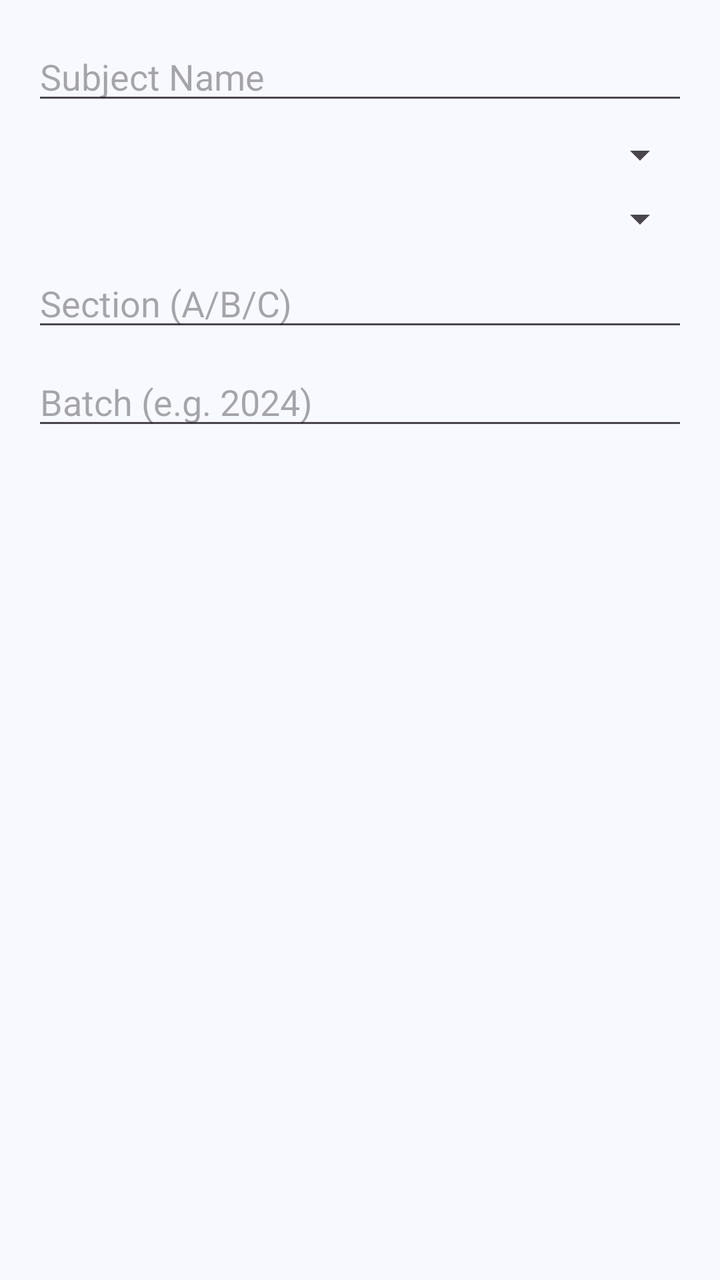
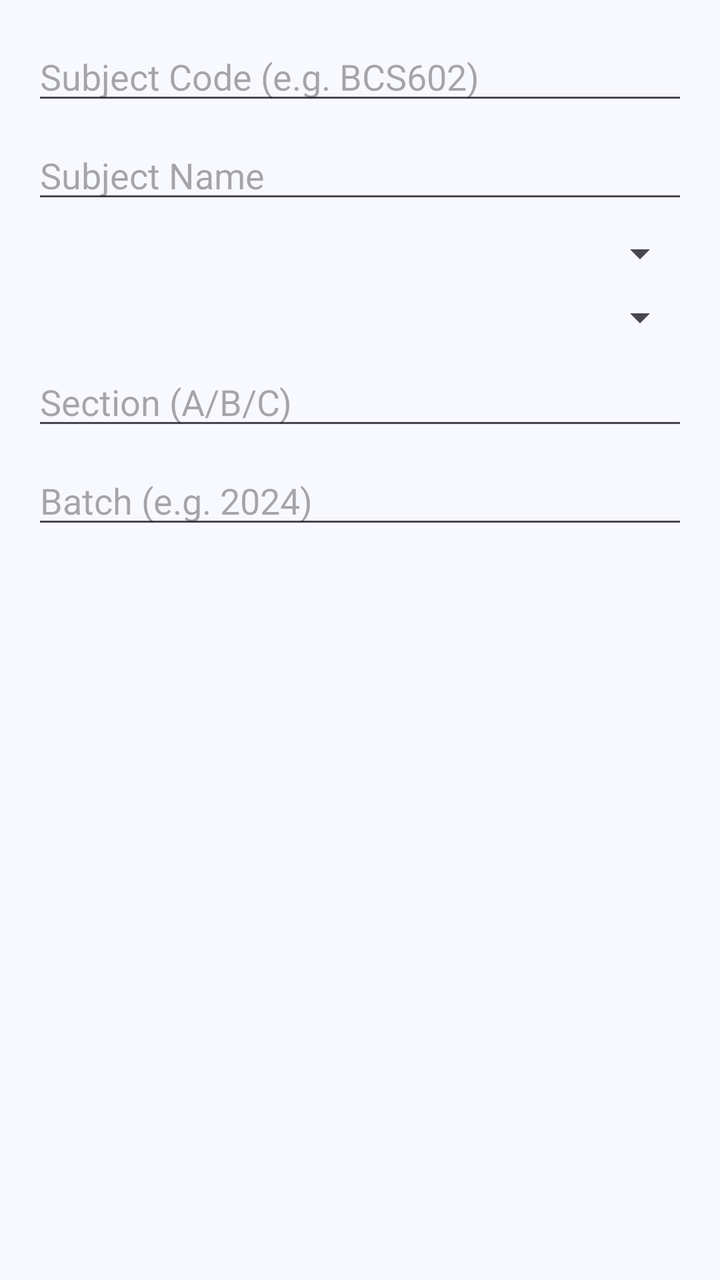

Screens rendered from an Android XML layout before and after an edit, with the pre-edit source and the edit as a unified diff.
<!-- AndroidManifest.xml: application theme Theme.AutoAttendance -->
<!-- res/layout/dialog_add_subject.xml -->
<?xml version="1.0" encoding="utf-8"?>
<LinearLayout xmlns:android="http://schemas.android.com/apk/res/android"
    android:orientation="vertical"
    android:padding="16dp"
    android:layout_width="match_parent"
    android:layout_height="wrap_content">

    <EditText
        android:id="@+id/etSubjectName"
        android:hint="Subject Name"
        android:layout_width="match_parent"
        android:layout_height="wrap_content"/>

    <Spinner
        android:id="@+id/spinnerDepartment"
        android:layout_width="match_parent"
        android:layout_height="wrap_content"
        android:layout_marginTop="8dp"/>

    <Spinner
        android:id="@+id/spinnerSemester"
        android:layout_width="match_parent"
        android:layout_height="wrap_content"
        android:layout_marginTop="8dp"/>

    <EditText
        android:id="@+id/etSection"
        android:hint="Section (A/B/C)"
        android:layout_width="match_parent"
        android:layout_height="wrap_content"
        android:layout_marginTop="8dp"
        android:inputType="textCapCharacters"
        android:maxLength="1"/>

    <EditText
        android:id="@+id/etBatch"
        android:hint="Batch (e.g. 2024)"
        android:layout_width="match_parent"
        android:layout_height="wrap_content"
        android:layout_marginTop="8dp"
        android:inputType="number"
        android:maxLength="4"/>

</LinearLayout>
<!-- resources referenced by this layout -->
<resources>
  <style name="Theme.AutoAttendance" parent="Theme.Material3.Light.NoActionBar">
          
          <item name="colorPrimary">@color/brand_primary</item>
          <item name="colorOnPrimary">@color/white</item>
          <item name="colorPrimaryContainer">@color/brand_light</item>
          <item name="colorOnPrimaryContainer">@color/brand_primary</item>
  
          
          <item name="colorSecondary">@color/brand_accent</item>
          <item name="colorOnSecondary">@color/white</item>
  
          
          <item name="android:statusBarColor">@color/surface_background</item>
          <item name="android:windowLightStatusBar">true</item>
  
          
          <item name="android:windowBackground">@color/surface_background</item>
          <item name="colorSurface">@color/surface_card</item>
      </style>
  <color name="brand_primary">#50207A</color>
  <color name="white">#FFFFFFFF</color>
  <color name="brand_light">#D6B9FC</color>
  <color name="brand_accent">#838CE5</color>
  <color name="surface_background">#F8F9FE</color>
  <color name="surface_card">#FFFFFF</color>
</resources>

<!-- the commit's change to res/layout/dialog_add_subject.xml (unified diff, before → after) -->
@@ -6,10 +6,19 @@
     android:layout_height="wrap_content">
 
     <EditText
+        android:id="@+id/etSubjectCode"
+        android:hint="Subject Code (e.g. BCS602)"
+        android:layout_width="match_parent"
+        android:layout_height="wrap_content"
+        android:inputType="textCapCharacters"
+        android:maxLength="10"/>
+
+    <EditText
         android:id="@+id/etSubjectName"
         android:hint="Subject Name"
         android:layout_width="match_parent"
-        android:layout_height="wrap_content"/>
+        android:layout_height="wrap_content"
+        android:layout_marginTop="8dp"/>
 
     <Spinner
         android:id="@+id/spinnerDepartment"
<!-- resource entries referenced after the edit -->
@@ -1,29 +1,41 @@
 <!-- resources referenced by this layout -->
 <resources>
-  <style name="Theme.AutoAttendance" parent="Theme.Material3.Light.NoActionBar">
-          
+  <style name="Theme.AutoAttendance" parent="Theme.Material3.DayNight.NoActionBar">
           <item name="colorPrimary">@color/brand_primary</item>
           <item name="colorOnPrimary">@color/white</item>
-          <item name="colorPrimaryContainer">@color/brand_light</item>
-          <item name="colorOnPrimaryContainer">@color/brand_primary</item>
+          <item name="colorPrimaryContainer">@color/brandPurpleTint</item>
+          <item name="colorOnPrimaryContainer">@color/brandPurpleBadgeText</item>
   
-          
           <item name="colorSecondary">@color/brand_accent</item>
           <item name="colorOnSecondary">@color/white</item>
   
-          
           <item name="android:statusBarColor">@color/surface_background</item>
           <item name="android:windowLightStatusBar">true</item>
   
-          
           <item name="android:windowBackground">@color/surface_background</item>
           <item name="colorSurface">@color/surface_card</item>
+          <item name="colorOnSurface">@color/text_primary</item>
+          <item name="colorOnSurfaceVariant">@color/text_secondary</item>
+          <item name="colorOutline">@color/border_subtle</item>
+          <item name="colorError">@color/status_danger</item>
       </style>
-  <color name="brand_primary">#50207A</color>
-  <color name="white">#FFFFFFFF</color>
-  <color name="brand_light">#D6B9FC</color>
-  <color name="brand_accent">#838CE5</color>
-  <color name="surface_background">#F8F9FE</color>
-  <color name="surface_card">#FFFFFF</color>
+  <color name="brand_primary">@color/brandPurple</color>
+  <color name="white">#FFFFFF</color>
+  <color name="brandPurpleTint">#EDE9FE</color>
+  <color name="brandPurpleBadgeText">#5B21B6</color>
+  <color name="brand_accent">@color/brandGreen</color>
+  <color name="surface_background">@color/canvasLight</color>
+  <color name="surface_card">@color/cardBgLight</color>
+  <color name="text_primary">@color/textPrimaryLight</color>
+  <color name="text_secondary">@color/textSecondaryLight</color>
+  <color name="border_subtle">@color/borderLight</color>
+  <color name="status_danger">#EF4444</color>
+  <color name="brandPurple">#8B5CF6</color>
+  <color name="brandGreen">#10B981</color>
+  <color name="canvasLight">#F8F9FE</color>
+  <color name="cardBgLight">#FFFFFF</color>
+  <color name="textPrimaryLight">#1E293B</color>
+  <color name="textSecondaryLight">#475569</color>
+  <color name="borderLight">#E2E8F0</color>
 </resources>
 
